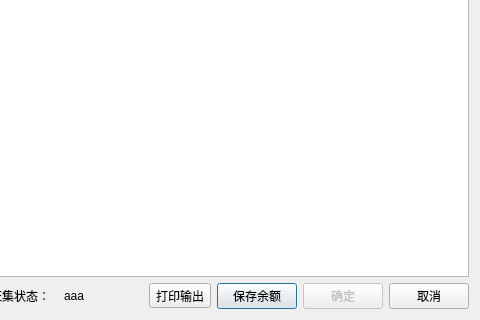
Above: forms/curstatdialog.ui from wangkungit5905/PzAssistant before the change; both pictures show x 370 to 850 and y 122 to 442 of the 850 by 442 pixel window. Below: the same form after it.
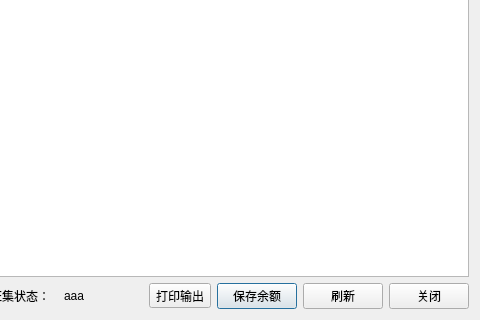
That is the form after the change.

Patch:
```diff
--- a/forms/curstatdialog.ui
+++ b/forms/curstatdialog.ui
@@ -249,19 +249,19 @@
         </widget>
        </item>
        <item>
-        <widget class="QPushButton" name="btnClose">
-         <property name="enabled">
-          <bool>false</bool>
-         </property>
+        <widget class="QPushButton" name="btnRefresh">
          <property name="text">
-          <string>确定</string>
+          <string>刷新</string>
          </property>
         </widget>
        </item>
        <item>
-        <widget class="QPushButton" name="btnCancel">
+        <widget class="QPushButton" name="btnClose">
+         <property name="enabled">
+          <bool>true</bool>
+         </property>
          <property name="text">
-          <string>取消</string>
+          <string>关闭</string>
          </property>
         </widget>
        </item>
```
